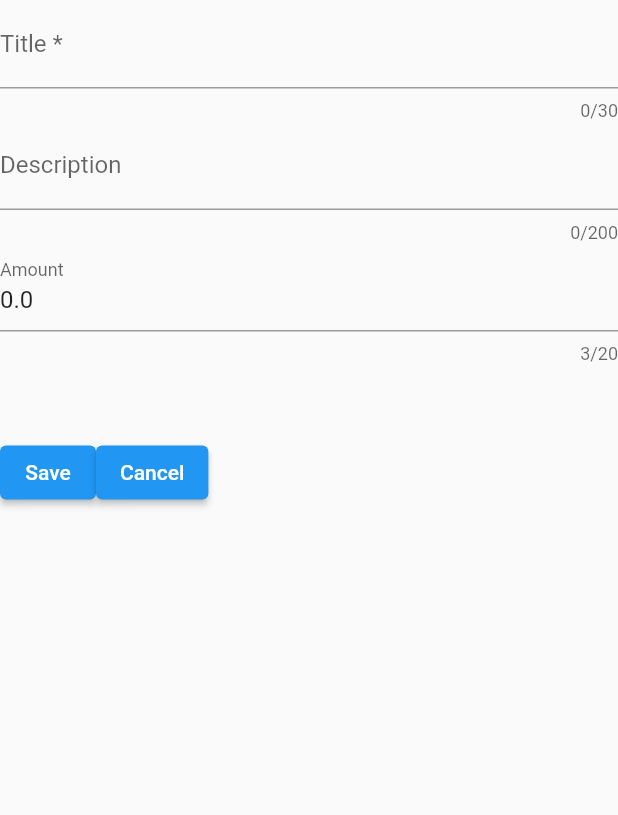
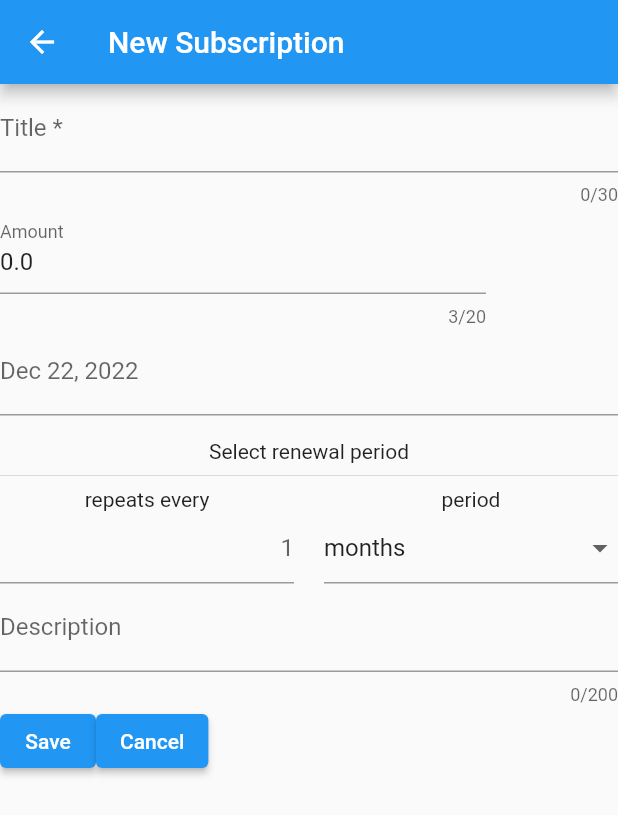
Before and after one commit to LanceHclaw/subscriptions_tracker, a Flutter app: the screen it shows after launch, after a tap on the "add" icon, on a phone screen of 412 x 824 dp. Shown: the top 815 px of the screen. Run offline on Flutter 3.47's test engine with Material 2 defaults, Android fonts, the light colour scheme and no system bars; missing offline and left inert: currency_picker, localstore.

Commit message:
add time period and start date to the subscription creation

```diff
--- a/lib/subscription_form.dart
+++ b/lib/subscription_form.dart
@@ -1,6 +1,7 @@
 import 'package:flutter/material.dart';
 import 'package:subscription_tracker/subscription.dart';
 import 'package:currency_picker/currency_picker.dart';
+import 'package:intl/intl.dart';
 
 class SubscriptionForm extends StatefulWidget {
   final void Function(Subscription) callback;
@@ -21,8 +22,9 @@ class _SubscriptionFormState extends State<SubscriptionForm> {
   TextEditingController descriptionController = TextEditingController();
   TextEditingController amountController = TextEditingController();
   late Currency currency;
-  TextEditingController startDateController = TextEditingController();
-  late Renewal renewal;
+  late DateTime startDate;
+  TextEditingController frequencyController = TextEditingController();
+  TextEditingController timePeriodController = TextEditingController();
 
   @override
   void initState() {
@@ -31,13 +33,25 @@ class _SubscriptionFormState extends State<SubscriptionForm> {
     descriptionController.text = widget.subscription.description;
     amountController.text = widget.subscription.amount;
     currency = widget.subscription.currency;
-    startDateController.text = widget.subscription.startDate.toString();
-    renewal = widget.subscription.renewalPeriod;
+    startDate = widget.subscription.startDate;
+    frequencyController.text = widget.subscription.renewalPeriod.every.toString();
+    timePeriodController.text = widget.subscription.renewalPeriod.timePeriod.name;
+  }
+
+  @override
+  void dispose() {
+    titleController.dispose();
+    descriptionController.dispose();
+    amountController.dispose();
+    super.dispose();
   }
 
   @override
   Widget build(BuildContext context) {
     return Scaffold(
+      appBar: AppBar(
+        title: const Text("New Subscription"),
+      ),
       body: Form(
         key: _formKey,
         child: Column(
@@ -54,6 +68,9 @@ class _SubscriptionFormState extends State<SubscriptionForm> {
                   ? 'Title cannot be empty'
                   : null,
             ),
+            amountFields(context),
+            dateSelector(context),
+            renewalPeriodSelector(context),
             TextFormField(
               maxLength: 200,
               decoration: const InputDecoration(
@@ -63,23 +80,99 @@ class _SubscriptionFormState extends State<SubscriptionForm> {
               controller: descriptionController,
               onFieldSubmitted: (value) => descriptionController.text = value,
             ),
+            exitButtons(context),
+          ],
+        ),
+      ),
+    );
+  }
+
+  TextFormField dateSelector(BuildContext context) {
+    final formatter = DateFormat.yMMMd("en_US");
+    return TextFormField(
+      readOnly: true,
+      decoration: InputDecoration(
+        labelText: formatter.format(startDate),
+        hintText: "Select the start of your subscription",
+      ),
+      onTap: () async {
+        final date = await showDatePicker(
+          context: context,
+          initialDate: DateTime.now(),
+          firstDate: DateTime(2000),
+          lastDate: DateTime(3000),
+        );
+        if (date != null) {
+          setState(() {
+            startDate = date;
+          });
+        }
+      },
+    );
+  }
+
+  Column renewalPeriodSelector(BuildContext context) {
+    return Column(
+      children: [
+        const SizedBox(
+          height: 16,
+        ),
+        const Text("Select renewal period"),
+        const Divider(),
+        Row(
+          children: [
+            Expanded(
+              child: Column(
+                children: [
+                  const Text("repeats every"),
                   TextFormField(
-              maxLength: 20,
+                    textAlign: TextAlign.right,
                     keyboardType:
-                  const TextInputType.numberWithOptions(decimal: true),
-              decoration: const InputDecoration(
-                labelText: "Amount",
-                hintText: "0.0",
+                        const TextInputType.numberWithOptions(decimal: false),
+                    decoration: InputDecoration(
+                      hintText: frequencyController.text,
                     ),
-              controller: amountController,
-              onFieldSubmitted: (value) => amountController.text = value,
+                    onChanged: (value) =>
+                        setState(() => frequencyController.text = value),
                   ),
-            MaterialButton(
-              child: Text("${currency.code}  ${currency.symbol}"),
-              onPressed: () => showCurrencyPicker(
-                  context: context, onSelect: (value) => setState(() => {currency = value})),
+                ],
               ),
-            Row(
+            ),
+            const SizedBox(
+              width: 20,
+            ),
+            Expanded(
+              child: Column(
+                children: [
+                  const Text("period"),
+                  DropdownButtonFormField(
+                    value: timePeriodController.text,
+                    items: TimePeriod.values
+                        .map((e) => getItemFromTimePeriod(e))
+                        .toList(),
+                    onChanged: ((value) => {timePeriodController.text = value}),
+                  ),
+                ],
+              ),
+            ),
+          ],
+        ),
+        // ),
+      ],
+    );
+  }
+
+  DropdownMenuItem getItemFromTimePeriod(TimePeriod period) {
+    return DropdownMenuItem(
+      value: period.name,
+      child: Text(
+        period.name,
+      ),
+    );
+  }
+
+  Row exitButtons(BuildContext context) {
+    return Row(
       children: [
         ElevatedButton(
           onPressed: () {
@@ -90,7 +183,6 @@ class _SubscriptionFormState extends State<SubscriptionForm> {
                   content: Text("Saved"),
                 ),
               );
-
               Navigator.pop(context);
             }
           },
@@ -101,10 +193,31 @@ class _SubscriptionFormState extends State<SubscriptionForm> {
           child: const Text("Cancel"),
         ),
       ],
+    );
+  }
+
+  Row amountFields(BuildContext context) {
+    return Row(
+      children: [
+        Expanded(
+          child: TextFormField(
+            maxLength: 20,
+            keyboardType: const TextInputType.numberWithOptions(decimal: true),
+            decoration: const InputDecoration(
+              labelText: "Amount",
+              hintText: "0.0",
+            ),
+            controller: amountController,
+            onFieldSubmitted: (value) => amountController.text = value,
+          ),
+        ),
+        MaterialButton(
+          child: Text("${currency.code}  ${currency.symbol}"),
+          onPressed: () => showCurrencyPicker(
+              context: context,
+              onSelect: (value) => setState(() => {currency = value})),
         ),
       ],
-        ),
-      ),
     );
   }
 
@@ -115,8 +228,10 @@ class _SubscriptionFormState extends State<SubscriptionForm> {
       description: descriptionController.text,
       amount: amountController.text,
       currency: currency,
-      startDate: DateTime.parse(startDateController.text),
-      renewalPeriod: renewal,
+      startDate: startDate,
+      renewalPeriod: Renewal(
+        every: int.parse(frequencyController.text),
+        timePeriod: TimePeriod.values.firstWhere((element) => element.name == timePeriodController.text)),
     );
   }
 }
--- a/pubspec.yaml
+++ b/pubspec.yaml
@@ -38,6 +38,7 @@ dependencies:
   cupertino_icons: ^1.0.2
   localstore: ^1.3.4
   currency_picker: ^2.0.13
+  intl: ^0.18.0
 
 dev_dependencies:
   flutter_test:
```
Also changed, not shown: lib/data_persistence.dart (+13 -13 lines), pubspec.lock. Lines whose indentation alone changed are shown as unchanged.
